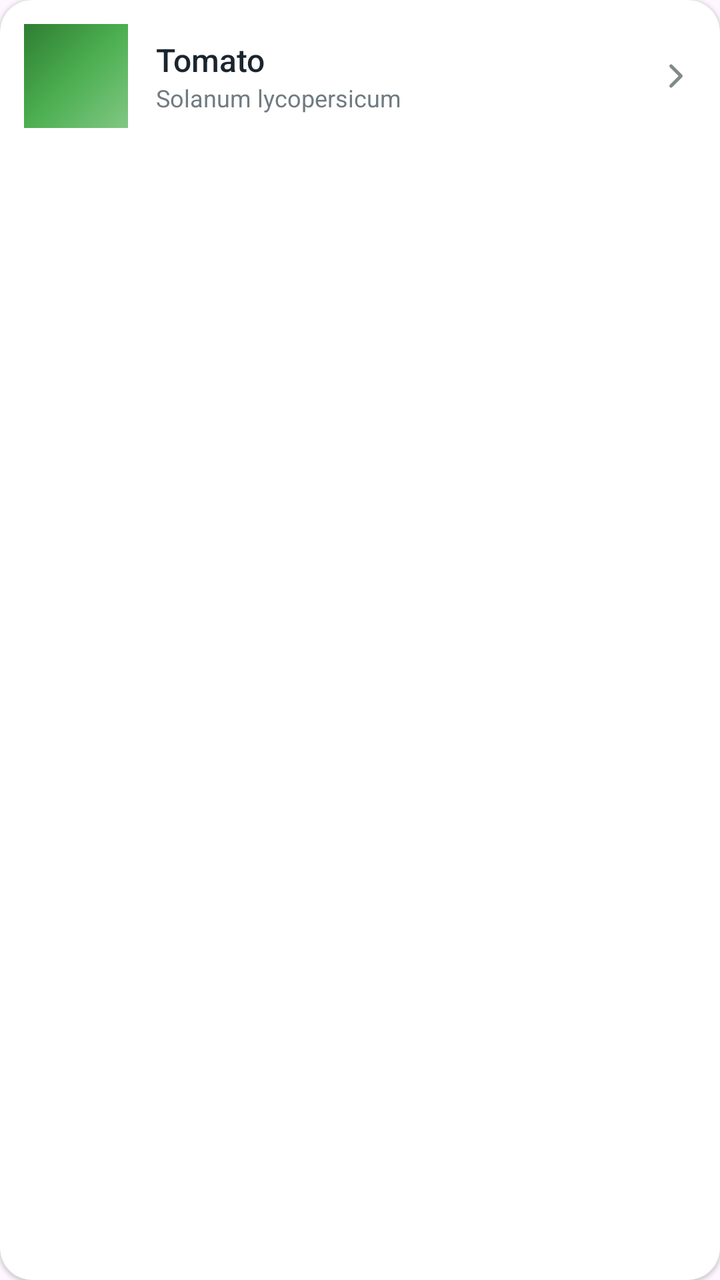
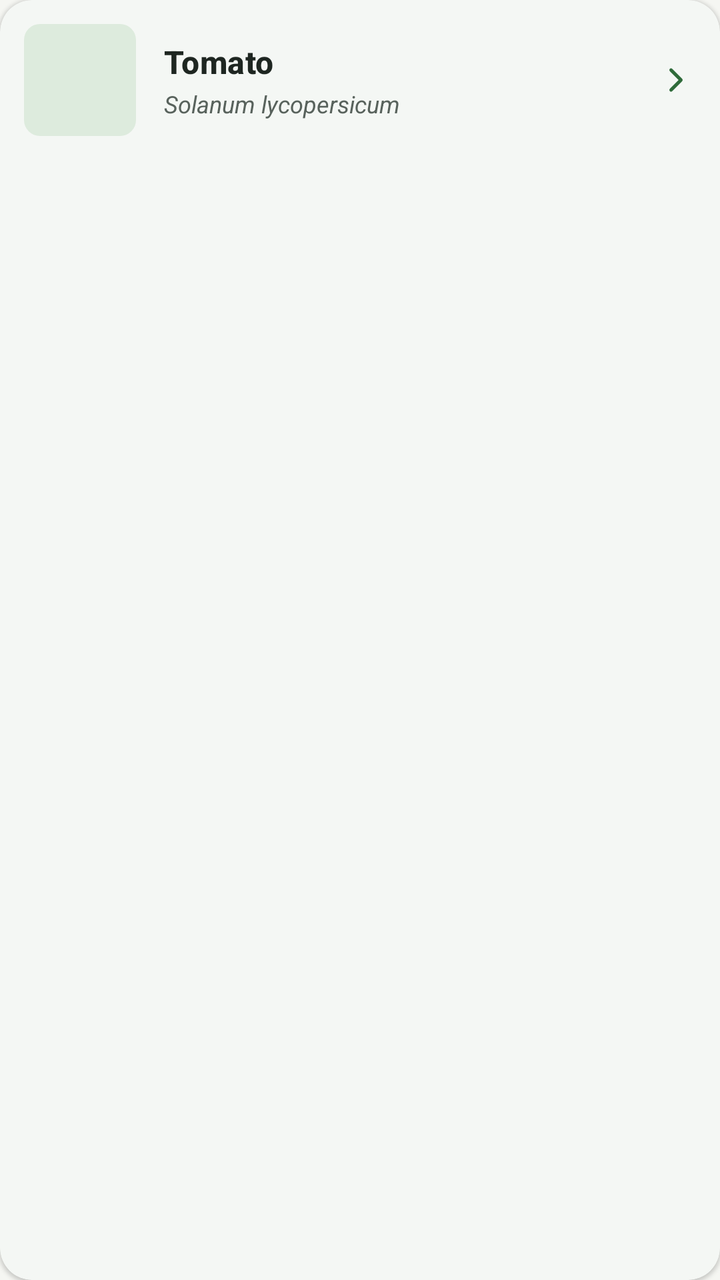

An Android layout rendered at two revisions. The XML below is the earlier revision; the diff shows what the commit changed to produce the second picture.
<!-- AndroidManifest.xml: application theme Theme.Undersoil -->
<!-- res/layout/item_plant_card.xml -->
<?xml version="1.0" encoding="utf-8"?>
<androidx.cardview.widget.CardView xmlns:android="http://schemas.android.com/apk/res/android"
    xmlns:app="http://schemas.android.com/apk/res-auto"
    android:layout_width="match_parent"
    android:layout_height="wrap_content"
    android:layout_marginBottom="12dp"
    app:cardBackgroundColor="@color/white"
    app:cardCornerRadius="16dp"
    app:cardElevation="1dp">

    <LinearLayout
        android:layout_width="match_parent"
        android:layout_height="wrap_content"
        android:gravity="center_vertical"
        android:orientation="horizontal"
        android:padding="12dp">

        <ImageView
            android:id="@+id/ivPlantPhoto"
            android:layout_width="52dp"
            android:layout_height="52dp"
            android:background="@drawable/bg_photo_placeholder"
            android:contentDescription="Plant Image" />

        <LinearLayout
            android:layout_width="0dp"
            android:layout_height="wrap_content"
            android:layout_marginStart="14dp"
            android:layout_weight="1"
            android:orientation="vertical">

            <TextView
                android:id="@+id/tvPlantName"
                android:layout_width="wrap_content"
                android:layout_height="wrap_content"
                android:fontFamily="sans-serif-medium"
                android:text="Tomato"
                android:textColor="@color/text_dark"
                android:textSize="16sp" />

            <TextView
                android:id="@+id/tvScientificName"
                android:layout_width="wrap_content"
                android:layout_height="wrap_content"
                android:fontFamily="sans-serif"
                android:text="Solanum lycopersicum"
                android:textColor="@color/text_sub"
                android:textSize="12sp" />

        </LinearLayout>

        <ImageView
            android:layout_width="20dp"
            android:layout_height="20dp"
            android:src="@drawable/ic_chevron_right"
            android:contentDescription="View" />

    </LinearLayout>

</androidx.cardview.widget.CardView>
<!-- resources referenced by this layout -->
<resources>
  <color name="text_dark">#1A2530</color>
  <color name="text_sub">#707B81</color>
  <color name="white">#FFFFFFFF</color>
  <!-- drawable bg_photo_placeholder (drawable) -->
  <?xml version="1.0" encoding="utf-8"?>
  <shape xmlns:android="http://schemas.android.com/apk/res/android"
      android:shape="rectangle">
      <gradient
          android:angle="315"
          android:startColor="#2E7D32"
          android:centerColor="#4CAF50"
          android:endColor="#81C784" />
  </shape>
  <!-- drawable ic_chevron_right (drawable) -->
  <?xml version="1.0" encoding="utf-8"?>
  <vector xmlns:android="http://schemas.android.com/apk/res/android"
      android:width="20dp"
      android:height="20dp"
      android:viewportWidth="24"
      android:viewportHeight="24">
      <path
          android:fillColor="@android:color/transparent"
          android:strokeColor="#828A89"
          android:strokeWidth="2"
          android:strokeLineCap="round"
          android:strokeLineJoin="round"
          android:pathData="M9,6 L15,12 L9,18" />
  </vector>
  <style name="Base.Theme.Undersoil" parent="Theme.Material3.DayNight.NoActionBar">
          
      </style>
  <!-- unchanged entries left out for length: 1 -->
</resources>

<!-- the commit's change to res/layout/item_plant_card.xml (unified diff, before → after) -->
@@ -1,12 +1,11 @@
 <?xml version="1.0" encoding="utf-8"?>
-<androidx.cardview.widget.CardView xmlns:android="http://schemas.android.com/apk/res/android"
+<com.google.android.material.card.MaterialCardView xmlns:android="http://schemas.android.com/apk/res/android"
     xmlns:app="http://schemas.android.com/apk/res-auto"
     android:layout_width="match_parent"
     android:layout_height="wrap_content"
     android:layout_marginBottom="12dp"
-    app:cardBackgroundColor="@color/white"
-    app:cardCornerRadius="16dp"
-    app:cardElevation="1dp">
+    android:clickable="true"
+    android:focusable="true">
 
     <LinearLayout
         android:layout_width="match_parent"
@@ -15,12 +14,14 @@
         android:orientation="horizontal"
         android:padding="12dp">
 
-        <ImageView
+        <com.google.android.material.imageview.ShapeableImageView
             android:id="@+id/ivPlantPhoto"
-            android:layout_width="52dp"
-            android:layout_height="52dp"
+            android:layout_width="56dp"
+            android:layout_height="56dp"
             android:background="@drawable/bg_photo_placeholder"
-            android:contentDescription="Plant Image" />
+            android:contentDescription="Plant Image"
+            android:scaleType="centerCrop"
+            app:shapeAppearanceOverlay="@style/ShapeAppearance.AgriTech.Small" />
 
         <LinearLayout
             android:layout_width="0dp"
@@ -33,28 +34,29 @@
                 android:id="@+id/tvPlantName"
                 android:layout_width="wrap_content"
                 android:layout_height="wrap_content"
-                android:fontFamily="sans-serif-medium"
                 android:text="Tomato"
-                android:textColor="@color/text_dark"
+                android:textAppearance="@style/TextAppearance.AgriTech.Title"
                 android:textSize="16sp" />
 
             <TextView
                 android:id="@+id/tvScientificName"
                 android:layout_width="wrap_content"
                 android:layout_height="wrap_content"
-                android:fontFamily="sans-serif"
+                android:layout_marginTop="2dp"
                 android:text="Solanum lycopersicum"
-                android:textColor="@color/text_sub"
-                android:textSize="12sp" />
+                android:textColor="@color/us_text_secondary"
+                android:textSize="12sp"
+                android:textStyle="italic" />
 
         </LinearLayout>
 
         <ImageView
             android:layout_width="20dp"
             android:layout_height="20dp"
+            android:contentDescription="View"
             android:src="@drawable/ic_chevron_right"
-            android:contentDescription="View" />
+            app:tint="@color/us_bio_green" />
 
     </LinearLayout>
 
-</androidx.cardview.widget.CardView>
+</com.google.android.material.card.MaterialCardView>
<!-- resource entries referenced after the edit -->
@@ -1,17 +1,12 @@
 <!-- resources referenced by this layout -->
 <resources>
-  <color name="text_dark">#1A2530</color>
-  <color name="text_sub">#707B81</color>
-  <color name="white">#FFFFFFFF</color>
+  <color name="us_bio_green">#2F6B3A</color>
+  <color name="us_text_secondary">#58625C</color>
   <!-- drawable bg_photo_placeholder (drawable) -->
   <?xml version="1.0" encoding="utf-8"?>
   <shape xmlns:android="http://schemas.android.com/apk/res/android"
       android:shape="rectangle">
-      <gradient
-          android:angle="315"
-          android:startColor="#2E7D32"
-          android:centerColor="#4CAF50"
-          android:endColor="#81C784" />
+      <solid android:color="@color/us_bio_green_container" />
   </shape>
   <!-- drawable ic_chevron_right (drawable) -->
   <?xml version="1.0" encoding="utf-8"?>
@@ -22,15 +17,245 @@
       android:viewportHeight="24">
       <path
           android:fillColor="@android:color/transparent"
-          android:strokeColor="#828A89"
+          android:strokeColor="@color/us_text_secondary"
           android:strokeWidth="2"
           android:strokeLineCap="round"
           android:strokeLineJoin="round"
           android:pathData="M9,6 L15,12 L9,18" />
   </vector>
-  <style name="Base.Theme.Undersoil" parent="Theme.Material3.DayNight.NoActionBar">
-          
-      </style>
+  <style name="ShapeAppearance.AgriTech.Small" parent="ShapeAppearance.Material3.Corner.Small">
+          <item name="cornerFamily">rounded</item>
+          <item name="cornerSize">8dp</item>
+      </style>
+  <style name="TextAppearance.AgriTech.Title" parent="TextAppearance.Material3.TitleMedium">
+          <item name="android:textColor">@color/us_text_primary</item>
+          <item name="android:textSize">17sp</item>
+          <item name="android:textStyle">bold</item>
+      </style>
+  <color name="us_bio_green_container">#DDEBDD</color>
+  <color name="us_text_primary">#1E2621</color>
+  <style name="Base.Theme.Undersoil" parent="AgriTech.Theme" />
+  <style name="AgriTech.Theme" parent="Theme.Material3.DayNight.NoActionBar">
+          
+          <item name="colorPrimary">@color/us_bio_green</item>
+          <item name="colorOnPrimary">@color/us_on_bio_green</item>
+          <item name="colorPrimaryContainer">@color/us_bio_green_container</item>
+          <item name="colorOnPrimaryContainer">@color/us_on_bio_green_container</item>
+          <item name="colorPrimaryInverse">@color/us_bio_green_dim</item>
+  
+          
+          <item name="colorSecondary">@color/us_aqua</item>
+          <item name="colorOnSecondary">@color/us_on_aqua</item>
+          <item name="colorSecondaryContainer">@color/us_aqua_container</item>
+          <item name="colorOnSecondaryContainer">@color/us_on_aqua_container</item>
+  
+          
+          <item name="colorTertiary">@color/us_amber</item>
+          <item name="colorOnTertiary">@color/us_surface</item>
+          <item name="colorTertiaryContainer">@color/us_amber_container</item>
+          <item name="colorOnTertiaryContainer">@color/us_text_primary</item>
+  
+          
+          <item name="colorError">@color/us_danger</item>
+          <item name="colorOnError">@color/us_on_danger</item>
+          <item name="colorErrorContainer">@color/us_danger_container</item>
+          <item name="colorOnErrorContainer">@color/us_text_primary</item>
+  
+          
+          <item name="android:colorBackground">@color/us_bg</item>
+          <item name="colorOnBackground">@color/us_text_primary</item>
+          <item name="colorSurface">@color/us_surface</item>
+          <item name="colorOnSurface">@color/us_text_primary</item>
+          <item name="colorSurfaceVariant">@color/us_surface_raised</item>
+          <item name="colorOnSurfaceVariant">@color/us_text_secondary</item>
+          <item name="colorSurfaceInverse">@color/us_text_primary</item>
+          <item name="colorOnSurfaceInverse">@color/us_bg</item>
+          <item name="colorSurfaceBright">@color/us_surface_raised</item>
+          <item name="colorSurfaceDim">@color/us_bg</item>
+          <item name="colorSurfaceContainerLowest">@color/us_surface</item>
+          <item name="colorSurfaceContainerLow">@color/us_surface</item>
+          <item name="colorSurfaceContainer">@color/us_surface_card</item>
+          <item name="colorSurfaceContainerHigh">@color/us_surface_raised</item>
+          <item name="colorSurfaceContainerHighest">@color/us_surface_raised</item>
+          <item name="colorOutline">@color/us_outline_strong</item>
+          <item name="colorOutlineVariant">@color/us_outline</item>
+          <item name="colorControlNormal">@color/us_text_secondary</item>
+          <item name="colorControlActivated">@color/us_bio_green</item>
+          <item name="colorControlHighlight">@color/us_bio_green_glow</item>
+  
+          
+          <item name="android:textColorPrimary">@color/us_text_primary</item>
+          <item name="android:textColorSecondary">@color/us_text_secondary</item>
+          <item name="android:textColorTertiary">@color/us_text_hint</item>
+          <item name="android:textColorHint">@color/us_text_hint</item>
+          <item name="android:textColorLink">@color/us_aqua</item>
+          <item name="android:textColorHighlight">@color/us_bio_green_container</item>
+          <item name="android:editTextColor">@color/us_text_primary</item>
+  
+          
+          <item name="android:windowBackground">@color/us_bg</item>
+          <item name="android:statusBarColor">@color/us_bg</item>
+          <item name="android:navigationBarColor">@color/us_surface</item>
+          <item name="android:windowLightStatusBar">true</item>
+          <item name="android:windowLightNavigationBar">true</item>
+          <item name="android:forceDarkAllowed">false</item>
+          <item name="android:isLightTheme">true</item>
+          <item name="isLightTheme">true</item>
+          <item name="android:windowAnimationStyle">@style/AgriTech.WindowAnimation</item>
+  
+          
+          <item name="materialCardViewStyle">@style/Widget.AgriTech.CardView</item>
+          <item name="materialButtonStyle">@style/Widget.AgriTech.Button</item>
+          <item name="borderlessButtonStyle">@style/Widget.AgriTech.Button.Text</item>
+          <item name="bottomNavigationStyle">@style/Widget.AgriTech.BottomNavigation</item>
+          <item name="bottomAppBarStyle">@style/Widget.AgriTech.BottomAppBar</item>
+          <item name="floatingActionButtonStyle">@style/Widget.AgriTech.FAB</item>
+          <item name="textInputStyle">@style/Widget.AgriTech.TextInputLayout</item>
+          <item name="materialSwitchStyle">@style/Widget.Material3.CompoundButton.MaterialSwitch</item>
+          <item name="shapeAppearanceCornerSmall">@style/ShapeAppearance.AgriTech.Small</item>
+          <item name="shapeAppearanceCornerMedium">@style/ShapeAppearance.AgriTech.Medium</item>
+          <item name="shapeAppearanceCornerLarge">@style/ShapeAppearance.AgriTech.Large</item>
+          <item name="materialAlertDialogTheme">@style/ThemeOverlay.AgriTech.Dialog</item>
+          <item name="android:alertDialogTheme">@style/ThemeOverlay.AgriTech.Dialog</item>
+      </style>
+  <color name="us_on_bio_green">#FFFFFF</color>
+  <color name="us_on_bio_green_container">#163A1E</color>
+  <color name="us_bio_green_dim">#24542D</color>
+  <color name="us_aqua">#2D7398</color>
+  <color name="us_on_aqua">#FFFFFF</color>
+  <color name="us_aqua_container">#DCEBF3</color>
+  <color name="us_on_aqua_container">#123547</color>
+  <color name="us_amber">#B8742A</color>
+  <color name="us_surface">#FFFFFF</color>
+  <color name="us_amber_container">#F6E8D6</color>
+  <color name="us_danger">#B34A3C</color>
+  <color name="us_on_danger">#FFFFFF</color>
+  <color name="us_danger_container">#F8E1DC</color>
+  <color name="us_bg">#F5F6F2</color>
+  <color name="us_surface_raised">#EDF0EA</color>
+  <color name="us_surface_card">#FFFFFF</color>
+  <color name="us_outline_strong">#C4CBC1</color>
+  <color name="us_outline">#E2E6DF</color>
+  <color name="us_bio_green_glow">#1F2F6B3A</color>
+  <color name="us_text_hint">#89928C</color>
+  <style name="AgriTech.WindowAnimation" parent="@android:style/Animation.Activity">
+          <item name="android:activityOpenEnterAnimation">@anim/slide_in_right</item>
+          <item name="android:activityOpenExitAnimation">@anim/slide_out_left</item>
+          <item name="android:activityCloseEnterAnimation">@anim/fade_in</item>
+          <item name="android:activityCloseExitAnimation">@anim/fade_out</item>
+      </style>
+  <style name="Widget.AgriTech.CardView" parent="Widget.Material3.CardView.Elevated">
+          <item name="cardBackgroundColor">@color/us_surface_card</item>
+          <item name="cardCornerRadius">16dp</item>
+          <item name="cardElevation">1dp</item>
+          <item name="strokeColor">@color/us_outline</item>
+          <item name="strokeWidth">0dp</item>
+          <item name="rippleColor">@color/us_bio_green_glow</item>
+      </style>
+  <style name="Widget.AgriTech.Button" parent="Widget.Material3.Button">
+          <item name="backgroundTint">@color/selector_button_primary_bg</item>
+          <item name="android:textColor">@color/selector_button_primary_text</item>
+          <item name="iconTint">@color/selector_button_primary_text</item>
+          <item name="rippleColor">#33FFFFFF</item>
+          <item name="android:minHeight">52dp</item>
+          <item name="android:textSize">15sp</item>
+          <item name="android:textStyle">bold</item>
+          <item name="android:letterSpacing">0.01</item>
+          <item name="android:textAllCaps">false</item>
+          <item name="shapeAppearance">@style/ShapeAppearance.AgriTech.Button</item>
+          <item name="android:elevation">0dp</item>
+      </style>
+  <style name="Widget.AgriTech.Button.Text" parent="Widget.Material3.Button.TextButton">
+          <item name="android:textColor">@color/us_bio_green</item>
+          <item name="iconTint">@color/us_bio_green</item>
+          <item name="rippleColor">@color/us_bio_green_glow</item>
+          <item name="android:textStyle">bold</item>
+          <item name="android:textAllCaps">false</item>
+          <item name="shapeAppearance">@style/ShapeAppearance.AgriTech.Button</item>
+      </style>
+  <style name="Widget.AgriTech.BottomNavigation" parent="Widget.Material3.BottomNavigationView">
+          <item name="android:background">@android:color/transparent</item>
+          <item name="backgroundTint">@android:color/transparent</item>
+          <item name="elevation">0dp</item>
+          <item name="itemIconTint">@color/bottom_nav_item_tint</item>
+          <item name="itemTextColor">@color/bottom_nav_item_tint</item>
+          <item name="itemIconSize">24dp</item>
+          <item name="itemRippleColor">@color/us_bio_green_glow</item>
+          <item name="labelVisibilityMode">labeled</item>
+          <item name="itemActiveIndicatorStyle">@style/Widget.AgriTech.BottomNavigation.ActiveIndicator</item>
+          <item name="itemTextAppearanceActive">@style/TextAppearance.AgriTech.NavLabel.Active</item>
+          <item name="itemTextAppearanceInactive">@style/TextAppearance.AgriTech.NavLabel</item>
+      </style>
+  <style name="Widget.AgriTech.BottomAppBar" parent="Widget.Material3.BottomAppBar">
+          <item name="backgroundTint">@color/us_surface</item>
+          <item name="elevation">6dp</item>
+          <item name="fabAnchorMode">cradle</item>
+          <item name="fabAlignmentMode">center</item>
+          <item name="fabCradleMargin">8dp</item>
+          <item name="fabCradleRoundedCornerRadius">20dp</item>
+          <item name="fabCradleVerticalOffset">4dp</item>
+      </style>
+  <style name="Widget.AgriTech.FAB" parent="Widget.Material3.FloatingActionButton.Primary">
+          <item name="backgroundTint">@color/us_bio_green</item>
+          <item name="tint">@color/us_on_bio_green</item>
+          <item name="rippleColor">#33FFFFFF</item>
+          <item name="shapeAppearanceOverlay">@style/ShapeAppearance.AgriTech.Pill</item>
+          <item name="elevation">4dp</item>
+      </style>
+  <style name="Widget.AgriTech.TextInputLayout" parent="Widget.Material3.TextInputLayout.OutlinedBox">
+          <item name="boxBackgroundColor">@color/us_surface_input</item>
+          <item name="boxStrokeColor">@color/selector_input_stroke</item>
+          <item name="boxStrokeWidth">1dp</item>
+          <item name="boxStrokeWidthFocused">2dp</item>
+          <item name="hintTextColor">@color/us_bio_green</item>
+          <item name="android:textColorHint">@color/us_text_hint</item>
+          <item name="startIconTint">@color/us_text_secondary</item>
+          <item name="endIconTint">@color/us_text_secondary</item>
+          <item name="boxCornerRadiusTopStart">12dp</item>
+          <item name="boxCornerRadiusTopEnd">12dp</item>
+          <item name="boxCornerRadiusBottomStart">12dp</item>
+          <item name="boxCornerRadiusBottomEnd">12dp</item>
+      </style>
+  <style name="ShapeAppearance.AgriTech.Medium" parent="ShapeAppearance.Material3.Corner.Medium">
+          <item name="cornerFamily">rounded</item>
+          <item name="cornerSize">16dp</item>
+      </style>
+  <style name="ShapeAppearance.AgriTech.Large" parent="ShapeAppearance.Material3.Corner.Large">
+          <item name="cornerFamily">rounded</item>
+          <item name="cornerSize">20dp</item>
+      </style>
+  <style name="ThemeOverlay.AgriTech.Dialog" parent="ThemeOverlay.Material3.MaterialAlertDialog">
+          <item name="colorSurface">@color/us_surface_card</item>
+          <item name="colorSurfaceContainerHigh">@color/us_surface_card</item>
+          <item name="colorOnSurface">@color/us_text_primary</item>
+          <item name="colorOnSurfaceVariant">@color/us_text_secondary</item>
+          <item name="colorPrimary">@color/us_bio_green</item>
+          <item name="android:textColorPrimary">@color/us_text_primary</item>
+          <item name="android:textColorSecondary">@color/us_text_secondary</item>
+          <item name="shapeAppearanceOverlay">@style/ShapeAppearance.AgriTech.Large</item>
+      </style>
+  <style name="ShapeAppearance.AgriTech.Button" parent="">
+          <item name="cornerFamily">rounded</item>
+          <item name="cornerSize">12dp</item>
+      </style>
+  <style name="Widget.AgriTech.BottomNavigation.ActiveIndicator" parent="Widget.Material3.BottomNavigationView.ActiveIndicator">
+          <item name="android:color">@color/bottom_nav_indicator</item>
+          <item name="android:width">64dp</item>
+          <item name="android:height">32dp</item>
+          <item name="shapeAppearance">@style/ShapeAppearance.AgriTech.Pill</item>
+      </style>
+  <style name="TextAppearance.AgriTech.NavLabel.Active">
+          <item name="android:textStyle">bold</item>
+      </style>
+  <style name="TextAppearance.AgriTech.NavLabel" parent="TextAppearance.Material3.LabelMedium">
+          <item name="android:textSize">12sp</item>
+          <item name="android:letterSpacing">0.04</item>
+      </style>
+  <style name="ShapeAppearance.AgriTech.Pill" parent="">
+          <item name="cornerFamily">rounded</item>
+          <item name="cornerSize">50%</item>
+      </style>
+  <color name="us_surface_input">#F3F5F0</color>
   <!-- unchanged entries left out for length: 1 -->
 </resources>
 
